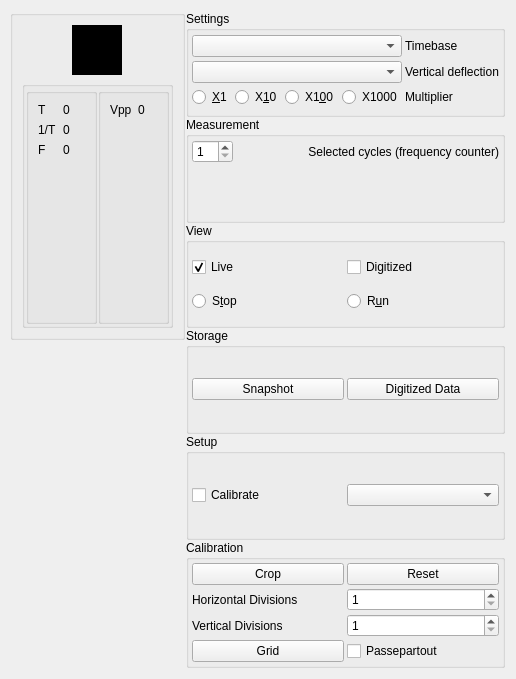
First picture: the form in Forms/Controls.ui, repository JosephEoff/D43, before the edit.
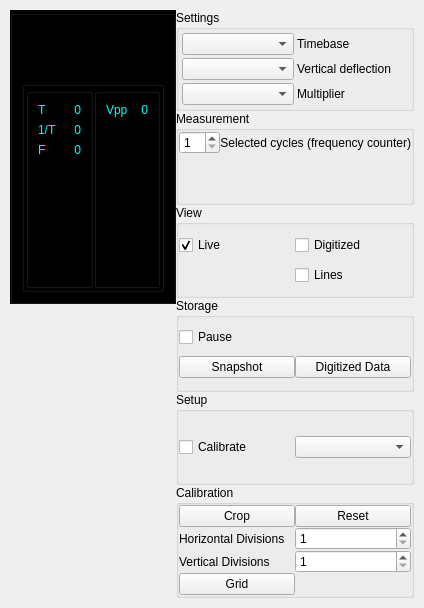
Second picture: the form after the edit. Custom widgets are drawn as their Qt base class.

Patch:
```diff
--- a/Forms/Controls.ui
+++ b/Forms/Controls.ui
@@ -6,8 +6,8 @@
    <rect>
     <x>0</x>
     <y>0</y>
-    <width>516</width>
-    <height>679</height>
+    <width>424</width>
+    <height>608</height>
    </rect>
   </property>
   <property name="sizePolicy">
@@ -77,6 +77,9 @@
        </property>
        <item>
         <widget class="QGroupBox" name="groupBoxDisplay">
+         <property name="styleSheet">
+          <string notr="true">background-color: rgb(0, 0, 0);</string>
+         </property>
          <layout class="QVBoxLayout" name="verticalLayout_2">
           <item>
            <layout class="QGridLayout" name="gridLayout_Display">
@@ -244,6 +247,9 @@
                     <verstretch>0</verstretch>
                    </sizepolicy>
                   </property>
+                  <property name="styleSheet">
+                   <string notr="true">color: rgb(0, 255, 255);</string>
+                  </property>
                   <property name="text">
                    <string>T</string>
                   </property>
@@ -257,9 +263,15 @@
                     <verstretch>0</verstretch>
                    </sizepolicy>
                   </property>
+                  <property name="styleSheet">
+                   <string notr="true">color: rgb(0, 255, 255);</string>
+                  </property>
                   <property name="text">
                    <string>0</string>
                   </property>
+                  <property name="alignment">
+                   <set>Qt::AlignRight|Qt::AlignTrailing|Qt::AlignVCenter</set>
+                  </property>
                  </widget>
                 </item>
                 <item row="1" column="0">
@@ -270,6 +282,9 @@
                     <verstretch>0</verstretch>
                    </sizepolicy>
                   </property>
+                  <property name="styleSheet">
+                   <string notr="true">color: rgb(0, 255, 255);</string>
+                  </property>
                   <property name="text">
                    <string>1/T</string>
                   </property>
@@ -283,9 +298,15 @@
                     <verstretch>0</verstretch>
                    </sizepolicy>
                   </property>
+                  <property name="styleSheet">
+                   <string notr="true">color: rgb(0, 255, 255);</string>
+                  </property>
                   <property name="text">
                    <string>0</string>
                   </property>
+                  <property name="alignment">
+                   <set>Qt::AlignRight|Qt::AlignTrailing|Qt::AlignVCenter</set>
+                  </property>
                  </widget>
                 </item>
                 <item row="2" column="0">
@@ -296,6 +317,9 @@
                     <verstretch>0</verstretch>
                    </sizepolicy>
                   </property>
+                  <property name="styleSheet">
+                   <string notr="true">color: rgb(0, 255, 255);</string>
+                  </property>
                   <property name="text">
                    <string>F</string>
                   </property>
@@ -309,9 +333,15 @@
                     <verstretch>0</verstretch>
                    </sizepolicy>
                   </property>
+                  <property name="styleSheet">
+                   <string notr="true">color: rgb(0, 255, 255);</string>
+                  </property>
                   <property name="text">
                    <string>0</string>
                   </property>
+                  <property name="alignment">
+                   <set>Qt::AlignRight|Qt::AlignTrailing|Qt::AlignVCenter</set>
+                  </property>
                  </widget>
                 </item>
                </layout>
@@ -346,6 +376,9 @@
                     <verstretch>0</verstretch>
                    </sizepolicy>
                   </property>
+                  <property name="styleSheet">
+                   <string notr="true">color: rgb(0, 255, 255);</string>
+                  </property>
                   <property name="text">
                    <string>Vpp</string>
                   </property>
@@ -359,9 +392,15 @@
                     <verstretch>0</verstretch>
                    </sizepolicy>
                   </property>
+                  <property name="styleSheet">
+                   <string notr="true">color: rgb(0, 255, 255);</string>
+                  </property>
                   <property name="text">
                    <string>0</string>
                   </property>
+                  <property name="alignment">
+                   <set>Qt::AlignRight|Qt::AlignTrailing|Qt::AlignVCenter</set>
+                  </property>
                  </widget>
                 </item>
                </layout>
@@ -394,19 +433,19 @@
         <enum>QLayout::SetFixedSize</enum>
        </property>
        <property name="leftMargin">
-        <number>1</number>
+        <number>0</number>
        </property>
        <property name="topMargin">
-        <number>1</number>
+        <number>0</number>
        </property>
        <property name="rightMargin">
-        <number>1</number>
+        <number>0</number>
        </property>
        <property name="bottomMargin">
-        <number>1</number>
+        <number>0</number>
        </property>
-       <property name="horizontalSpacing">
-        <number>1</number>
+       <property name="spacing">
+        <number>0</number>
        </property>
        <item row="0" column="0">
         <widget class="QGroupBox" name="groupBoxSettings">
@@ -437,9 +476,21 @@
           </property>
           <item row="0" column="0">
            <widget class="QComboBox" name="comboBoxTimeBase">
+            <property name="sizePolicy">
+             <sizepolicy hsizetype="Minimum" vsizetype="Fixed">
+              <horstretch>0</horstretch>
+              <verstretch>0</verstretch>
+             </sizepolicy>
+            </property>
             <property name="toolTip">
              <string>Seconds per centimeter</string>
             </property>
+            <property name="insertPolicy">
+             <enum>QComboBox::InsertAtBottom</enum>
+            </property>
+            <property name="frame">
+             <bool>true</bool>
+            </property>
            </widget>
           </item>
           <item row="0" column="2">
@@ -450,7 +501,14 @@
            </widget>
           </item>
           <item row="1" column="0">
-           <widget class="QComboBox" name="comboBoxVerticalDeflection"/>
+           <widget class="QComboBox" name="comboBoxVerticalDeflection">
+            <property name="sizePolicy">
+             <sizepolicy hsizetype="Minimum" vsizetype="Fixed">
+              <horstretch>0</horstretch>
+              <verstretch>0</verstretch>
+             </sizepolicy>
+            </property>
+           </widget>
           </item>
           <item row="1" column="2">
            <widget class="QLabel" name="labelVerticalDeflection">
@@ -467,36 +525,14 @@
            </widget>
           </item>
           <item row="2" column="0">
-           <layout class="QHBoxLayout" name="horizontalLayoutVerticalScale">
-            <item>
-             <widget class="QRadioButton" name="radioButtonX1">
-              <property name="text">
-               <string>&amp;X1</string>
-              </property>
-             </widget>
-            </item>
-            <item>
-             <widget class="QRadioButton" name="radioButtonX10">
-              <property name="text">
-               <string>X&amp;10</string>
-              </property>
-             </widget>
-            </item>
-            <item>
-             <widget class="QRadioButton" name="radioButtonX100">
-              <property name="text">
-               <string>X1&amp;00</string>
-              </property>
-             </widget>
-            </item>
-            <item>
-             <widget class="QRadioButton" name="radioButtonX1000">
-              <property name="text">
-               <string>X1000</string>
-              </property>
-             </widget>
-            </item>
-           </layout>
+           <widget class="QComboBox" name="comboBoxMultiplier">
+            <property name="sizePolicy">
+             <sizepolicy hsizetype="Minimum" vsizetype="Fixed">
+              <horstretch>0</horstretch>
+              <verstretch>0</verstretch>
+             </sizepolicy>
+            </property>
+           </widget>
           </item>
          </layout>
         </widget>
@@ -520,22 +556,22 @@
          </property>
          <layout class="QFormLayout" name="formLayout_3">
           <property name="horizontalSpacing">
-           <number>3</number>
+           <number>0</number>
           </property>
           <property name="verticalSpacing">
-           <number>3</number>
+           <number>0</number>
           </property>
           <property name="leftMargin">
-           <number>3</number>
+           <number>0</number>
           </property>
           <property name="topMargin">
-           <number>3</number>
+           <number>0</number>
           </property>
           <property name="rightMargin">
-           <number>3</number>
+           <number>0</number>
           </property>
           <property name="bottomMargin">
-           <number>3</number>
+           <number>0</number>
           </property>
           <item row="0" column="0">
            <widget class="QSpinBox" name="spinBoxSelectedCycles">
@@ -582,19 +618,19 @@
          </property>
          <layout class="QGridLayout" name="gridLayout_5">
           <property name="leftMargin">
-           <number>3</number>
+           <number>0</number>
           </property>
           <property name="topMargin">
-           <number>3</number>
+           <number>0</number>
           </property>
           <property name="rightMargin">
-           <number>3</number>
+           <number>0</number>
           </property>
           <property name="bottomMargin">
-           <number>3</number>
+           <number>0</number>
           </property>
           <property name="spacing">
-           <number>3</number>
+           <number>0</number>
           </property>
           <item row="2" column="0">
            <widget class="QCheckBox" name="checkBoxLive">
@@ -613,17 +649,10 @@
             </property>
            </widget>
           </item>
-          <item row="3" column="0">
-           <widget class="QRadioButton" name="radioButtonStop">
-            <property name="text">
-             <string>S&amp;top</string>
-            </property>
-           </widget>
-          </item>
           <item row="3" column="1">
-           <widget class="QRadioButton" name="radioButtonRun">
+           <widget class="QCheckBox" name="checkBoxLines">
             <property name="text">
-             <string>R&amp;un</string>
+             <string>Lines</string>
             </property>
            </widget>
           </item>
@@ -643,34 +672,41 @@
          </property>
          <layout class="QGridLayout" name="gridLayout_4">
           <property name="leftMargin">
-           <number>3</number>
+           <number>0</number>
           </property>
           <property name="topMargin">
-           <number>3</number>
+           <number>0</number>
           </property>
           <property name="rightMargin">
-           <number>3</number>
+           <number>0</number>
           </property>
           <property name="bottomMargin">
-           <number>3</number>
+           <number>0</number>
           </property>
           <property name="spacing">
-           <number>3</number>
+           <number>0</number>
           </property>
-          <item row="0" column="0">
+          <item row="1" column="0">
            <widget class="QPushButton" name="pushButtonSnapshot">
             <property name="text">
              <string>Snapshot</string>
             </property>
            </widget>
           </item>
-          <item row="0" column="1">
+          <item row="1" column="1">
            <widget class="QPushButton" name="pushButtonDigitizedData">
             <property name="text">
              <string>Digitized Data</string>
             </property>
            </widget>
           </item>
+          <item row="0" column="0">
+           <widget class="QCheckBox" name="checkBoxPause">
+            <property name="text">
+             <string>Pause</string>
+            </property>
+           </widget>
+          </item>
          </layout>
         </widget>
        </item>
@@ -687,19 +723,19 @@
          </property>
          <layout class="QGridLayout" name="gridLayout">
           <property name="leftMargin">
-           <number>3</number>
+           <number>0</number>
           </property>
           <property name="topMargin">
-           <number>3</number>
+           <number>0</number>
           </property>
           <property name="rightMargin">
-           <number>3</number>
+           <number>0</number>
           </property>
           <property name="bottomMargin">
-           <number>3</number>
+           <number>0</number>
           </property>
           <property name="spacing">
-           <number>3</number>
+           <number>0</number>
           </property>
           <item row="0" column="0">
            <widget class="QCheckBox" name="checkBoxShowCalibration">
@@ -709,7 +745,14 @@
            </widget>
           </item>
           <item row="0" column="1">
-           <widget class="QComboBox" name="comboBoxCameraSelect"/>
+           <widget class="QComboBox" name="comboBoxCameraSelect">
+            <property name="sizePolicy">
+             <sizepolicy hsizetype="Minimum" vsizetype="Fixed">
+              <horstretch>0</horstretch>
+              <verstretch>0</verstretch>
+             </sizepolicy>
+            </property>
+           </widget>
           </item>
          </layout>
         </widget>
@@ -730,19 +773,19 @@
            <enum>QLayout::SetMinimumSize</enum>
           </property>
           <property name="leftMargin">
-           <number>3</number>
+           <number>0</number>
           </property>
           <property name="topMargin">
-           <number>3</number>
+           <number>0</number>
           </property>
           <property name="rightMargin">
-           <number>3</number>
+           <number>0</number>
           </property>
           <property name="bottomMargin">
-           <number>3</number>
+           <number>0</number>
           </property>
           <property name="spacing">
-           <number>3</number>
+           <number>0</number>
           </property>
           <item row="1" column="1">
            <widget class="QLabel" name="labelHorizontalDivisions">
@@ -798,19 +841,6 @@
             </property>
            </widget>
           </item>
-          <item row="3" column="3">
-           <widget class="QCheckBox" name="checkBoxPassepartout">
-            <property name="sizePolicy">
-             <sizepolicy hsizetype="Minimum" vsizetype="Fixed">
-              <horstretch>0</horstretch>
-              <verstretch>0</verstretch>
-             </sizepolicy>
-            </property>
-            <property name="text">
-             <string>Passepartout</string>
-            </property>
-           </widget>
-          </item>
           <item row="3" column="1">
            <widget class="QPushButton" name="pushButtonGrid">
             <property name="text">
```
